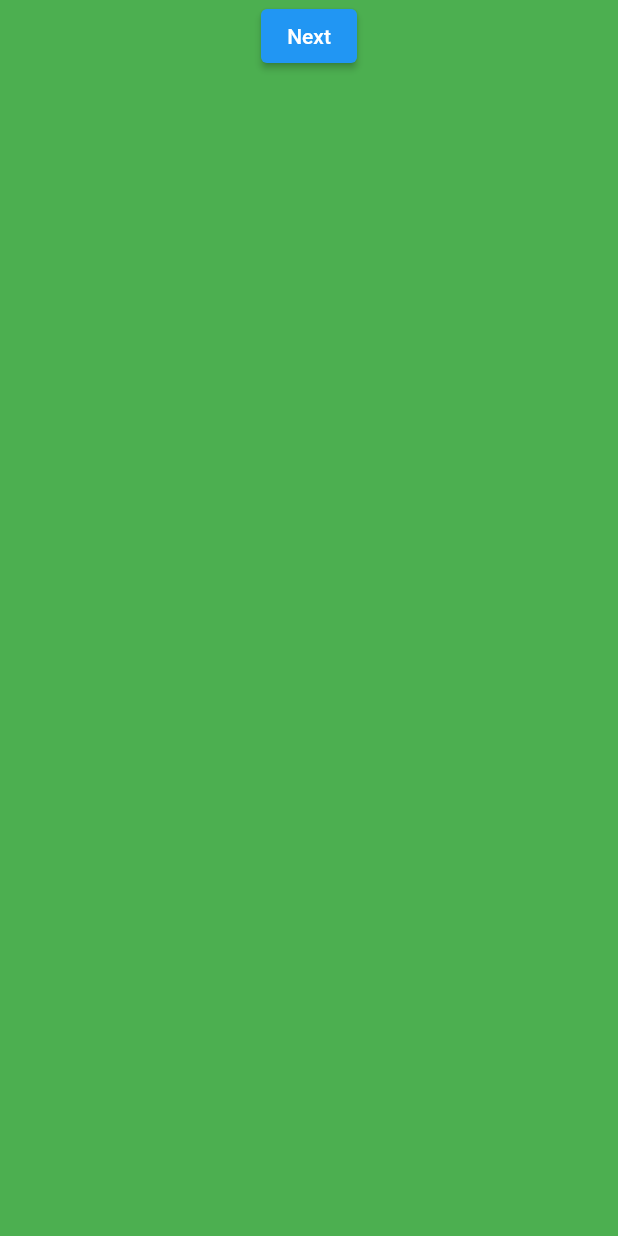
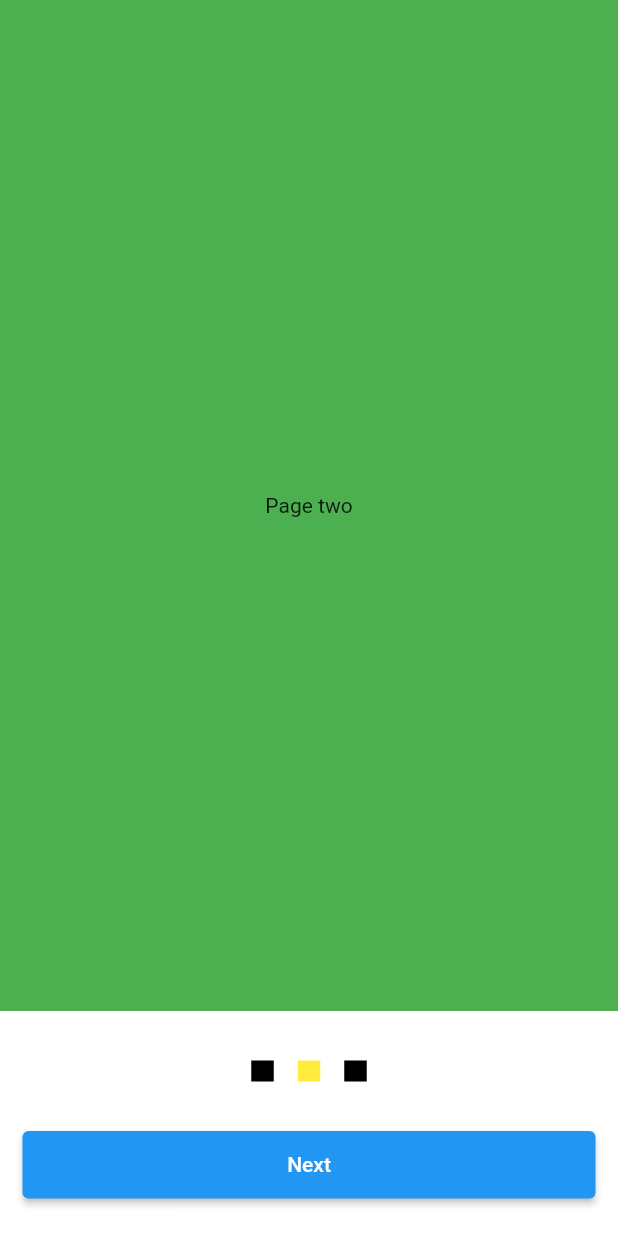
Before and after one commit to rowjoy/tree_shop_ecommerce_with_provider, a Flutter app: the screen it shows after launch, after a tap on "Next", on a phone screen of 412 x 824 dp. Run offline on Flutter 3.47's test engine with Material 2 defaults, Android fonts, the phone set to English and light mode, and no system bars.

Commit message:
OnBoard Screen

```diff
--- a/lib/onbord_screen/onbord_screen.dart
+++ b/lib/onbord_screen/onbord_screen.dart
@@ -1,4 +1,4 @@
-// ignore_for_file: prefer_final_fields
+// ignore_for_file: prefer_final_fields, sized_box_for_whitespace, unnecessary_string_interpolations
 
 import 'package:flutter/material.dart';
 class OnBoardScreen extends StatefulWidget {
@@ -12,54 +12,31 @@ class _OnBoardScreenState extends State<OnBoardScreen> {
   final _controller = PageController();
   pageChange (){
     _controller.nextPage(
-       duration: Duration(seconds: 1),
+       duration: const Duration(seconds: 1),
        curve: Curves.fastOutSlowIn,
     );
   }
   int currentIndex = 0;
+  List<String> buttonName = [
+    "Next", "Next", "Done",
+  ];
   late  List<Widget> onBoardScreens = [
         Container(
           color: Colors.red,
-        child: Column(
-          crossAxisAlignment: CrossAxisAlignment.end,
-          children: [
-            ElevatedButton(
-              onPressed: (){
-                pageChange();
-              },
-              // ignore: prefer_const_constructors
-              child: Text("Next"),
-            )
-          ],
+          child: const Center(
+            child: Text("Page one"),
           ),
         ),
         Container(
           color: Colors.green,
-         child: Column(
-          children: [
-            ElevatedButton(
-              onPressed: (){
-                 pageChange();
-              },
-              // ignore: prefer_const_constructors
-              child: Text("Next"),
-            )
-          ],
+          child: const Center(
+            child: Text("Page two"),
           ),
         ),
         Container(
           color: Colors.yellow,
-         child: Column(
-           crossAxisAlignment: CrossAxisAlignment.end,
-          children: [
-            ElevatedButton(
-              onPressed: (){
-                 pageChange();
-              },
-              // ignore: prefer_const_constructors
-              child: Text("Done"),
-            )
-          ],
+          child: const Center(
+            child: Text("Page three"),
           ),
         ),
   ];
@@ -67,6 +44,9 @@ late  List<Widget> onBoardScreens = [
   Widget build(BuildContext context) {
     return Scaffold(
       body: SafeArea(
+        child: Column(
+          children: [
+            Expanded(
               child: PageView(
                 // physics: const NeverScrollableScrollPhysics(),
                 controller: _controller,
@@ -79,6 +59,60 @@ late  List<Widget> onBoardScreens = [
                     currentIndex = index;
                   });
                 },
+              ),
+            ),
+            Container(
+              height: 150,
+              width: MediaQuery.of(context).size.width,
+              color: Colors.white,
+              child: Column(
+                mainAxisAlignment: MainAxisAlignment.spaceEvenly,
+                children: [
+                  Container(
+                    height: 30,
+                    width: MediaQuery.of(context).size.width,
+                    child: Center(
+                      child: ListView.builder(
+                        scrollDirection: Axis.horizontal ,
+                        itemCount: onBoardScreens.length,
+                        shrinkWrap: true,
+                        itemBuilder: (context , index){
+                          return Padding(
+                            padding: const EdgeInsets.all(8.0),
+                            child: Container(
+                              height: 15,
+                              width: 15,
+                              decoration:  BoxDecoration(
+                                color: currentIndex == index ?  Colors.yellow :Colors.black,
+                              ),
+                            ),
+                          );
+                        }
+                      ),
+                    ),
+                  ),
+
+                  SizedBox(
+                    width: MediaQuery.of(context).size.width,
+                    height: 45,
+                    child: Padding(
+                      padding: const EdgeInsets.only(left: 15,right: 15),
+                      child: ElevatedButton(
+                        onPressed: (){
+                          if(currentIndex == 0 || currentIndex == 1){
+                             pageChange();
+                          }else{
+                            print("Hello");
+                          }
+                        },
+                        child: Text("${buttonName[currentIndex]}"),
+                      ),
+                    ),
+                  )
+                ],
+              )
+            ),
+          ],
         )
       ),
     );
```
Lines whose indentation alone changed are shown as unchanged.
